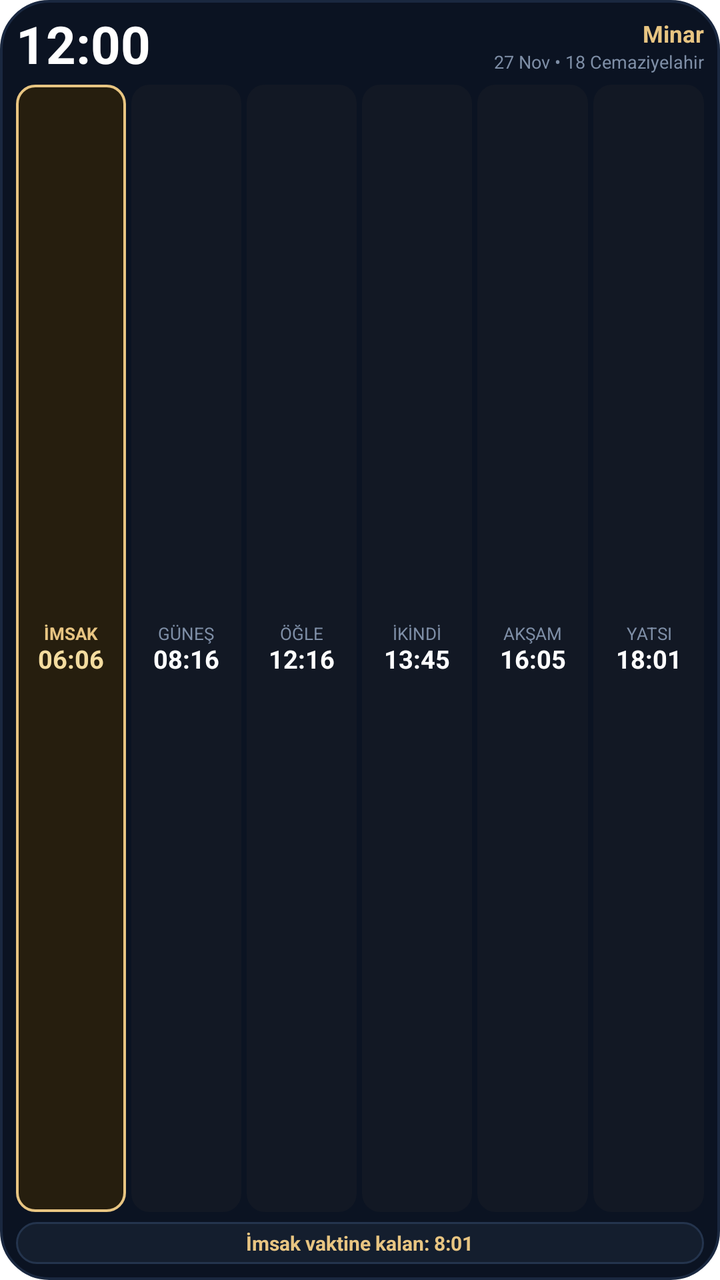
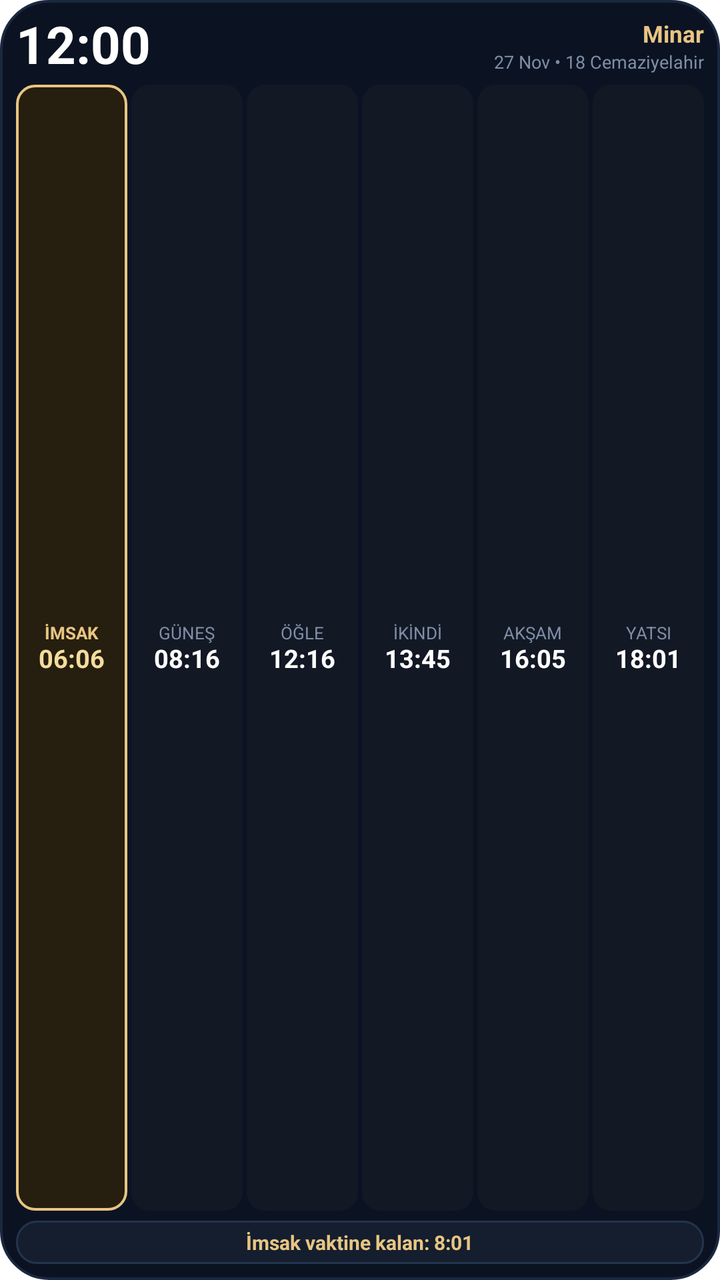

The first picture is an Android layout as it rendered before a commit; the second is the same layout after the commit. The layout source and the unified diff follow.
<!-- AndroidManifest.xml: fallback theme Theme.MaterialComponents.DayNight.NoActionBar -->
<!-- res/layout/widget_timetable.xml -->
<?xml version="1.0" encoding="utf-8"?>
<LinearLayout xmlns:android="http://schemas.android.com/apk/res/android"
    android:id="@+id/widget_timetable_root"
    android:layout_width="match_parent"
    android:layout_height="match_parent"
    android:background="@drawable/widget_bg_midnight"
    android:orientation="vertical"
    android:padding="8dp">

    
    <LinearLayout
        android:id="@+id/widget_tt_header"
        android:layout_width="match_parent"
        android:layout_height="wrap_content"
        android:gravity="center_vertical"
        android:orientation="horizontal"
        android:paddingBottom="4dp">

        <TextClock
            android:id="@+id/widget_tt_clock"
            android:layout_width="wrap_content"
            android:layout_height="wrap_content"
            android:format12Hour="hh:mm"
            android:format24Hour="HH:mm"
            android:includeFontPadding="false"
            android:textColor="#FFFFFF"
            android:textSize="26sp"
            android:textStyle="bold" />

        <View
            android:layout_width="0dp"
            android:layout_height="0dp"
            android:layout_weight="1" />

        <LinearLayout
            android:layout_width="wrap_content"
            android:layout_height="wrap_content"
            android:gravity="end"
            android:orientation="vertical">

            <TextView
                android:id="@+id/widget_tt_title"
                android:layout_width="wrap_content"
                android:layout_height="wrap_content"
                android:ellipsize="end"
                android:maxLines="1"
                android:singleLine="true"
                android:text="Minar"
                android:textColor="#E8C582"
                android:textSize="11.5sp"
                android:textStyle="bold" />

            <TextView
                android:id="@+id/widget_tt_date"
                android:layout_width="wrap_content"
                android:layout_height="wrap_content"
                android:ellipsize="end"
                android:maxLines="1"
                android:singleLine="true"
                android:text="27 Nov • 18 Cemaziyelahir"
                android:textColor="#7E8EA6"
                android:textSize="9sp" />
        </LinearLayout>
    </LinearLayout>

    
    <LinearLayout
        android:layout_width="match_parent"
        android:layout_height="0dp"
        android:layout_weight="1"
        android:gravity="center_vertical"
        android:orientation="horizontal">

        
        <LinearLayout
            android:id="@+id/widget_cell_0"
            android:layout_width="0dp"
            android:layout_height="match_parent"
            android:layout_marginEnd="2.5dp"
            android:layout_weight="1"
            android:background="@drawable/widget_cell_active_gold"
            android:gravity="center"
            android:orientation="vertical"
            android:paddingHorizontal="1dp"
            android:paddingVertical="2dp">

            <TextView
                android:id="@+id/widget_name_0"
                android:layout_width="match_parent"
                android:layout_height="wrap_content"
                android:ellipsize="end"
                android:gravity="center"
                android:maxLines="1"
                android:singleLine="true"
                android:text="İMSAK"
                android:textColor="#E8C582"
                android:textSize="8.5sp"
                android:textStyle="bold" />

            <TextView
                android:id="@+id/widget_time_0"
                android:layout_width="match_parent"
                android:layout_height="wrap_content"
                android:ellipsize="end"
                android:gravity="center"
                android:includeFontPadding="false"
                android:maxLines="1"
                android:singleLine="true"
                android:text="06:06"
                android:textColor="#F4DC9F"
                android:textSize="12.5sp"
                android:textStyle="bold" />
        </LinearLayout>

        
        <LinearLayout
            android:id="@+id/widget_cell_1"
            android:layout_width="0dp"
            android:layout_height="match_parent"
            android:layout_marginEnd="2.5dp"
            android:layout_weight="1"
            android:background="@drawable/widget_cell_normal_amoled"
            android:gravity="center"
            android:orientation="vertical"
            android:paddingHorizontal="1dp"
            android:paddingVertical="2dp">

            <TextView
                android:id="@+id/widget_name_1"
                android:layout_width="match_parent"
                android:layout_height="wrap_content"
                android:ellipsize="end"
                android:gravity="center"
                android:maxLines="1"
                android:singleLine="true"
                android:text="GÜNEŞ"
                android:textColor="#7E8EA6"
                android:textSize="8.5sp" />

            <TextView
                android:id="@+id/widget_time_1"
                android:layout_width="match_parent"
                android:layout_height="wrap_content"
                android:ellipsize="end"
                android:gravity="center"
                android:includeFontPadding="false"
                android:maxLines="1"
                android:singleLine="true"
                android:text="08:16"
                android:textColor="#FFFFFF"
                android:textSize="12.5sp"
                android:textStyle="bold" />
        </LinearLayout>

        
        <LinearLayout
            android:id="@+id/widget_cell_2"
            android:layout_width="0dp"
            android:layout_height="match_parent"
            android:layout_marginEnd="2.5dp"
            android:layout_weight="1"
            android:background="@drawable/widget_cell_normal_amoled"
            android:gravity="center"
            android:orientation="vertical"
            android:paddingHorizontal="1dp"
            android:paddingVertical="2dp">

            <TextView
                android:id="@+id/widget_name_2"
                android:layout_width="match_parent"
                android:layout_height="wrap_content"
                android:ellipsize="end"
                android:gravity="center"
                android:maxLines="1"
                android:singleLine="true"
                android:text="ÖĞLE"
                android:textColor="#7E8EA6"
                android:textSize="8.5sp" />

            <TextView
                android:id="@+id/widget_time_2"
                android:layout_width="match_parent"
                android:layout_height="wrap_content"
                android:ellipsize="end"
                android:gravity="center"
                android:includeFontPadding="false"
                android:maxLines="1"
                android:singleLine="true"
                android:text="12:16"
                android:textColor="#FFFFFF"
                android:textSize="12.5sp"
                android:textStyle="bold" />
        </LinearLayout>

        
        <LinearLayout
            android:id="@+id/widget_cell_3"
            android:layout_width="0dp"
            android:layout_height="match_parent"
            android:layout_marginEnd="2.5dp"
            android:layout_weight="1"
            android:background="@drawable/widget_cell_normal_amoled"
            android:gravity="center"
            android:orientation="vertical"
            android:paddingHorizontal="1dp"
            android:paddingVertical="2dp">

            <TextView
                android:id="@+id/widget_name_3"
                android:layout_width="match_parent"
                android:layout_height="wrap_content"
                android:ellipsize="end"
                android:gravity="center"
                android:maxLines="1"
                android:singleLine="true"
                android:text="İKİNDİ"
                android:textColor="#7E8EA6"
                android:textSize="8.5sp" />

            <TextView
                android:id="@+id/widget_time_3"
                android:layout_width="match_parent"
                android:layout_height="wrap_content"
                android:ellipsize="end"
                android:gravity="center"
                android:includeFontPadding="false"
                android:maxLines="1"
                android:singleLine="true"
                android:text="13:45"
                android:textColor="#FFFFFF"
                android:textSize="12.5sp"
                android:textStyle="bold" />
        </LinearLayout>

        
        <LinearLayout
            android:id="@+id/widget_cell_4"
            android:layout_width="0dp"
            android:layout_height="match_parent"
            android:layout_marginEnd="2.5dp"
            android:layout_weight="1"
            android:background="@drawable/widget_cell_normal_amoled"
            android:gravity="center"
            android:orientation="vertical"
            android:paddingHorizontal="1dp"
            android:paddingVertical="2dp">

            <TextView
                android:id="@+id/widget_name_4"
                android:layout_width="match_parent"
                android:layout_height="wrap_content"
                android:ellipsize="end"
                android:gravity="center"
                android:maxLines="1"
                android:singleLine="true"
                android:text="AKŞAM"
                android:textColor="#7E8EA6"
                android:textSize="8.5sp" />

            <TextView
                android:id="@+id/widget_time_4"
                android:layout_width="match_parent"
                android:layout_height="wrap_content"
                android:ellipsize="end"
                android:gravity="center"
                android:includeFontPadding="false"
                android:maxLines="1"
                android:singleLine="true"
                android:text="16:05"
                android:textColor="#FFFFFF"
                android:textSize="12.5sp"
                android:textStyle="bold" />
        </LinearLayout>

        
        <LinearLayout
            android:id="@+id/widget_cell_5"
            android:layout_width="0dp"
            android:layout_height="match_parent"
            android:layout_weight="1"
            android:background="@drawable/widget_cell_normal_amoled"
            android:gravity="center"
            android:orientation="vertical"
            android:paddingHorizontal="1dp"
            android:paddingVertical="2dp">

            <TextView
                android:id="@+id/widget_name_5"
                android:layout_width="match_parent"
                android:layout_height="wrap_content"
                android:ellipsize="end"
                android:gravity="center"
                android:maxLines="1"
                android:singleLine="true"
                android:text="YATSI"
                android:textColor="#7E8EA6"
                android:textSize="8.5sp" />

            <TextView
                android:id="@+id/widget_time_5"
                android:layout_width="match_parent"
                android:layout_height="wrap_content"
                android:ellipsize="end"
                android:gravity="center"
                android:includeFontPadding="false"
                android:maxLines="1"
                android:singleLine="true"
                android:text="18:01"
                android:textColor="#FFFFFF"
                android:textSize="12.5sp"
                android:textStyle="bold" />
        </LinearLayout>
    </LinearLayout>

    
    <LinearLayout
        android:id="@+id/widget_tt_bottom_pill"
        android:layout_width="match_parent"
        android:layout_height="wrap_content"
        android:layout_marginTop="5dp"
        android:background="@drawable/widget_pill_container"
        android:gravity="center"
        android:paddingHorizontal="8dp"
        android:paddingVertical="3.5dp">

        <TextView
            android:id="@+id/widget_tt_bottom_text"
            android:layout_width="wrap_content"
            android:layout_height="wrap_content"
            android:ellipsize="end"
            android:maxLines="1"
            android:singleLine="true"
            android:text="İmsak vaktine kalan: 8:01"
            android:textColor="#E8C582"
            android:textSize="10sp"
            android:textStyle="bold" />
    </LinearLayout>
</LinearLayout>
<!-- resources referenced by this layout -->
<resources>
  <!-- drawable widget_bg_midnight (drawable) -->
  <?xml version="1.0" encoding="utf-8"?>
  <shape xmlns:android="http://schemas.android.com/apk/res/android"
      android:shape="rectangle">
      <solid android:color="#0B1322" />
      <stroke android:width="1.2dp" android:color="#1A2840" />
      <corners android:radius="24dp" />
  </shape>
  <!-- drawable widget_cell_active_gold (drawable) -->
  <?xml version="1.0" encoding="utf-8"?>
  <shape xmlns:android="http://schemas.android.com/apk/res/android"
      android:shape="rectangle">
      <solid android:color="#261E0E" />
      <stroke android:width="1.2dp" android:color="#E8C582" />
      <corners android:radius="9dp" />
  </shape>
  <!-- drawable widget_cell_normal_amoled (drawable) -->
  <?xml version="1.0" encoding="utf-8"?>
  <shape xmlns:android="http://schemas.android.com/apk/res/android"
      android:shape="rectangle">
      <solid android:color="#121824" />
      <corners android:radius="9dp" />
  </shape>
  <!-- drawable widget_pill_container (drawable) -->
  <?xml version="1.0" encoding="utf-8"?>
  <shape xmlns:android="http://schemas.android.com/apk/res/android"
      android:shape="rectangle">
      <solid android:color="#141E2E" />
      <stroke android:width="1dp" android:color="#24344D" />
      <corners android:radius="10dp" />
  </shape>
</resources>

<!-- the commit's change to res/layout/widget_timetable.xml (unified diff, before → after) -->
@@ -27,7 +27,7 @@
             android:textSize="26sp"
             android:textStyle="bold" />
 
-        <View
+        <FrameLayout
             android:layout_width="0dp"
             android:layout_height="0dp"
             android:layout_weight="1" />
@@ -76,7 +76,7 @@
             android:id="@+id/widget_cell_0"
             android:layout_width="0dp"
             android:layout_height="match_parent"
-            android:layout_marginEnd="2.5dp"
+            android:layout_marginEnd="2dp"
             android:layout_weight="1"
             android:background="@drawable/widget_cell_active_gold"
             android:gravity="center"
@@ -117,7 +117,7 @@
             android:id="@+id/widget_cell_1"
             android:layout_width="0dp"
             android:layout_height="match_parent"
-            android:layout_marginEnd="2.5dp"
+            android:layout_marginEnd="2dp"
             android:layout_weight="1"
             android:background="@drawable/widget_cell_normal_amoled"
             android:gravity="center"
@@ -157,7 +157,7 @@
             android:id="@+id/widget_cell_2"
             android:layout_width="0dp"
             android:layout_height="match_parent"
-            android:layout_marginEnd="2.5dp"
+            android:layout_marginEnd="2dp"
             android:layout_weight="1"
             android:background="@drawable/widget_cell_normal_amoled"
             android:gravity="center"
@@ -197,7 +197,7 @@
             android:id="@+id/widget_cell_3"
             android:layout_width="0dp"
             android:layout_height="match_parent"
-            android:layout_marginEnd="2.5dp"
+            android:layout_marginEnd="2dp"
             android:layout_weight="1"
             android:background="@drawable/widget_cell_normal_amoled"
             android:gravity="center"
@@ -237,7 +237,7 @@
             android:id="@+id/widget_cell_4"
             android:layout_width="0dp"
             android:layout_height="match_parent"
-            android:layout_marginEnd="2.5dp"
+            android:layout_marginEnd="2dp"
             android:layout_weight="1"
             android:background="@drawable/widget_cell_normal_amoled"
             android:gravity="center"
@@ -321,7 +321,7 @@
         android:background="@drawable/widget_pill_container"
         android:gravity="center"
         android:paddingHorizontal="8dp"
-        android:paddingVertical="3.5dp">
+        android:paddingVertical="4dp">
 
         <TextView
             android:id="@+id/widget_tt_bottom_text"
